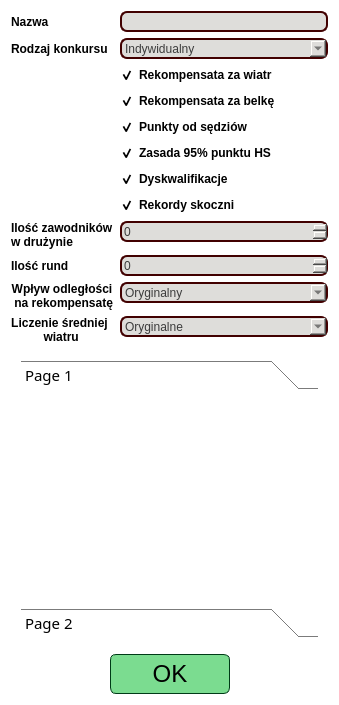
First picture: the form in source/UI/EditorWidgets/CompetitionRulesEditorWidget.ui, repository SiekamCebule/sj-sim, before the edit.
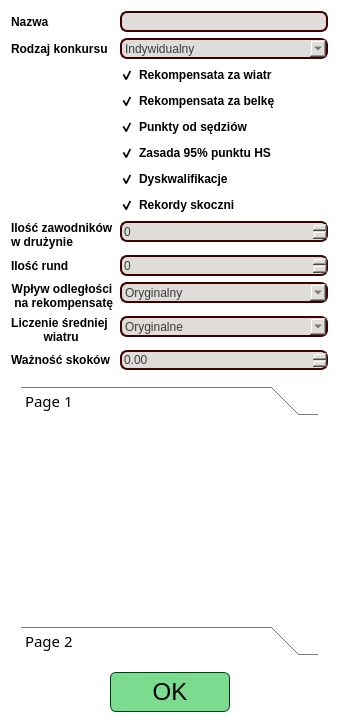
Second picture: the form after the edit.

```diff
--- a/source/UI/EditorWidgets/CompetitionRulesEditorWidget.ui
+++ b/source/UI/EditorWidgets/CompetitionRulesEditorWidget.ui
@@ -7,7 +7,7 @@
     <x>0</x>
     <y>0</y>
     <width>334</width>
-    <height>705</height>
+    <height>723</height>
    </rect>
   </property>
   <property name="sizePolicy">
@@ -487,6 +487,30 @@
        </property>
       </widget>
      </item>
+     <item row="12" column="0">
+      <widget class="QLabel" name="label_4">
+       <property name="font">
+        <font>
+         <bold>true</bold>
+        </font>
+       </property>
+       <property name="text">
+        <string>Ważność skoków</string>
+       </property>
+      </widget>
+     </item>
+     <item row="12" column="1">
+      <widget class="QDoubleSpinBox" name="doubleSpinBox_jumpsImportance">
+       <property name="styleSheet">
+        <string notr="true">QWidget{
+	background-color: rgb(222, 221, 218);
+	color: rgb(60, 60, 60);
+	border: 2px solid rgb(65, 0, 0);
+	border-radius: 7px;
+}</string>
+       </property>
+      </widget>
+     </item>
     </layout>
    </item>
    <item>
@@ -523,7 +547,7 @@
         <x>0</x>
         <y>0</y>
         <width>314</width>
-        <height>272</height>
+        <height>262</height>
        </rect>
       </property>
       <layout class="QVBoxLayout" name="verticalLayout">
@@ -550,7 +574,7 @@
             <x>0</x>
             <y>0</y>
             <width>296</width>
-            <height>188</height>
+            <height>178</height>
            </rect>
           </property>
           <attribute name="label">
```
Left out of the diff: 2 changed lines with no effect on the pictures.
